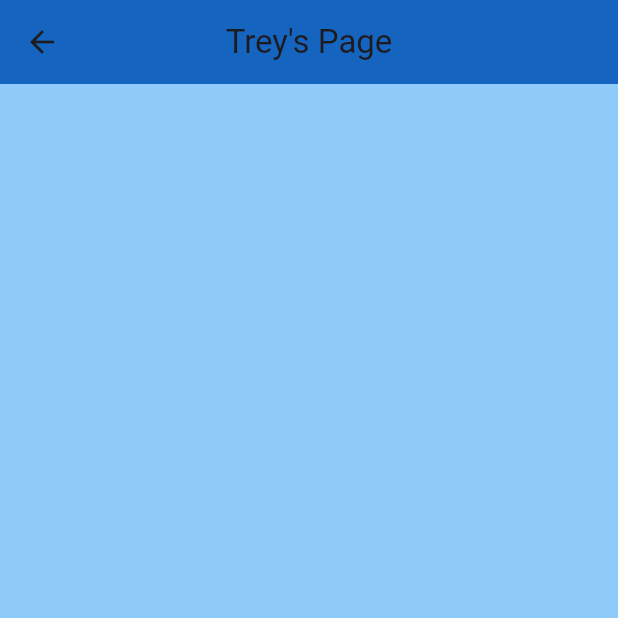
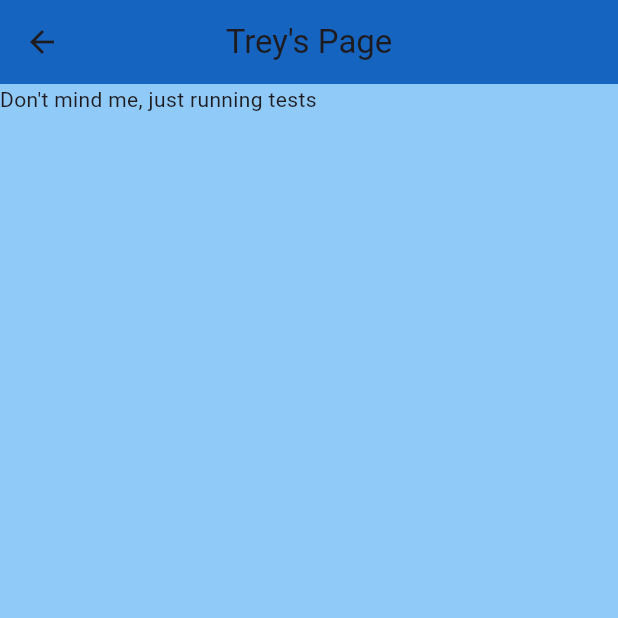
Before and after one commit to Clevelandm1/day7, a Flutter app: the Trey screen opened directly, on a phone screen of 412 x 824 dp, the top half of it. Run offline on Flutter 3.47's test engine with Material 3 defaults, Android fonts, the phone set to English and light mode, and no system bars.

Commit message:
Added text and made sure text was cenetered on page

```diff
--- a/lib/trey.dart
+++ b/lib/trey.dart
@@ -12,7 +12,11 @@ class Trey extends StatelessWidget {
         title: const Text('Trey\'s Page'),
       ),
       backgroundColor: Colors.blue[200],
-      body: Center(),
+      body: Column(
+        children: [
+          Text("Don't mind me, just running tests", textAlign: TextAlign.center,),
+        ],
+      ),
     );
   }
 }
```
